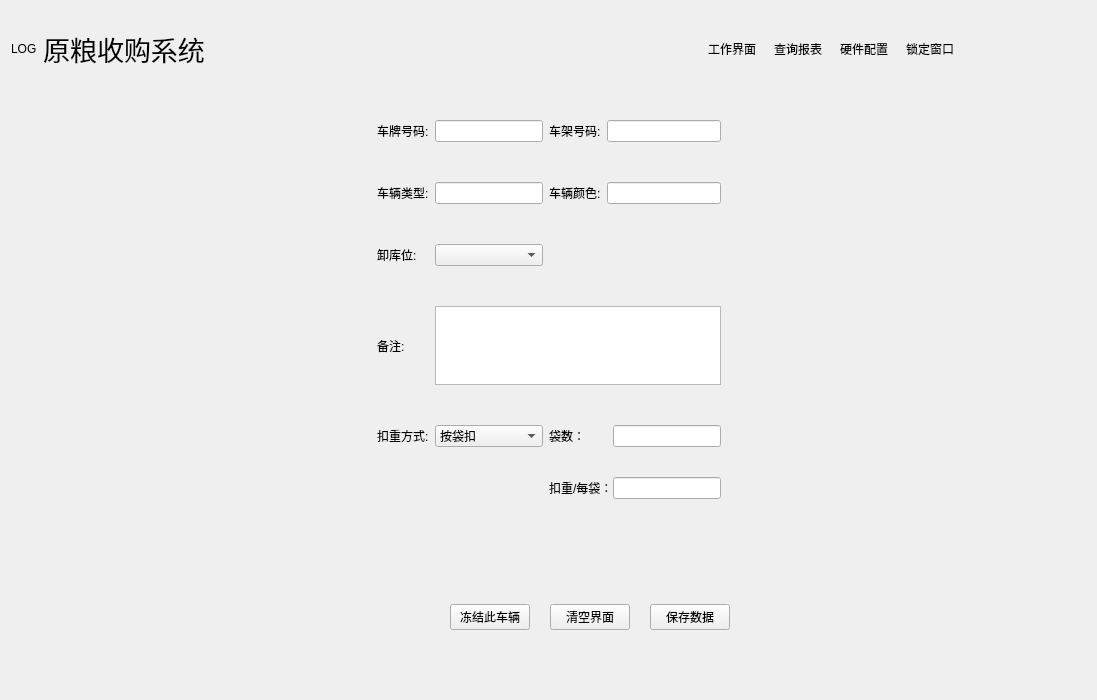
guomeng666/GbsClient, file frmbusiness/frmunload/frmunload.ui: the form before one commit.
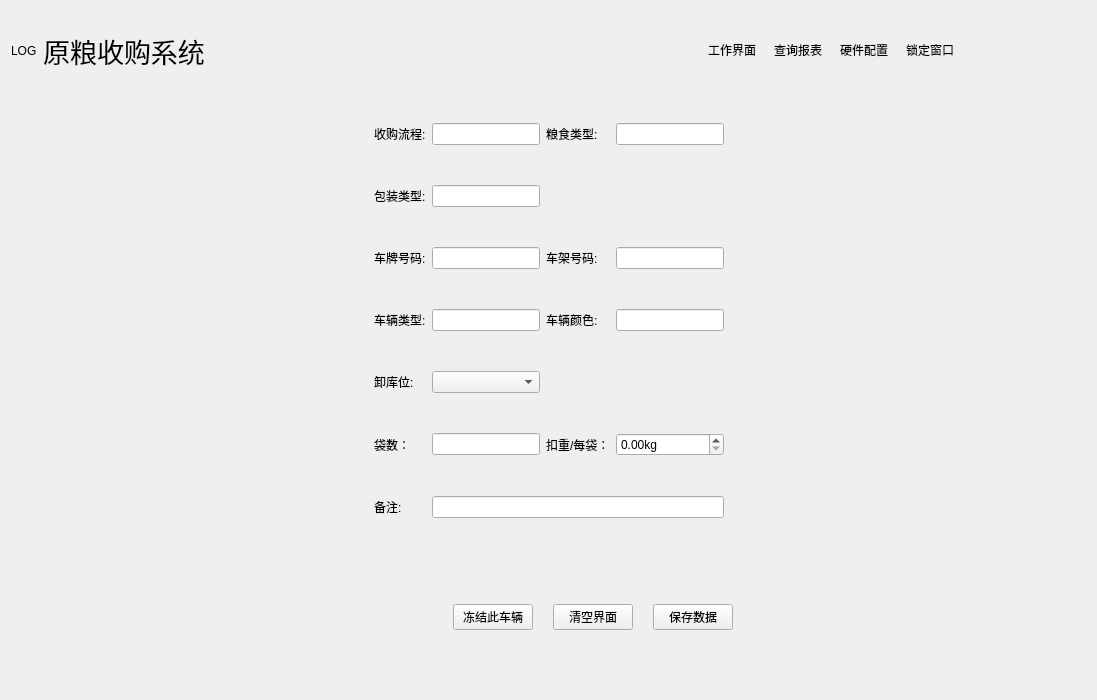
The form after the commit. Icons and pictures are not drawn. Custom widgets are drawn as their Qt base class.

What changed in the file:
```diff
--- a/frmbusiness/frmunload/frmunload.ui
+++ b/frmbusiness/frmunload/frmunload.ui
@@ -393,233 +393,170 @@
       <layout class="QGridLayout" name="gridLayout_4">
        <item row="0" column="1">
         <widget class="QWidget" name="widget_2" native="true">
-         <layout class="QVBoxLayout" name="verticalLayout_4" stretch="0,1">
+         <layout class="QVBoxLayout" name="verticalLayout_4" stretch="8,1">
           <property name="bottomMargin">
            <number>50</number>
           </property>
           <item>
            <widget class="QWidget" name="widget_3" native="true">
-            <layout class="QGridLayout" name="gridLayout_5">
+            <layout class="QGridLayout" name="gridLayout_3">
              <property name="verticalSpacing">
               <number>40</number>
              </property>
-             <item row="1" column="2">
-              <widget class="QLabel" name="label_8">
-               <property name="text">
-                <string>车辆颜色:</string>
-               </property>
-              </widget>
-             </item>
              <item row="0" column="2">
+              <widget class="QLabel" name="label_12">
+               <property name="text">
+                <string>粮食类型:</string>
+               </property>
+              </widget>
+             </item>
+             <item row="0" column="1">
+              <widget class="QLineEdit" name="editPurchase">
+               <property name="readOnly">
+                <bool>true</bool>
+               </property>
+              </widget>
+             </item>
+             <item row="1" column="1">
+              <widget class="QLineEdit" name="editPackType">
+               <property name="readOnly">
+                <bool>true</bool>
+               </property>
+              </widget>
+             </item>
+             <item row="2" column="2">
               <widget class="QLabel" name="label_6">
                <property name="text">
                 <string>车架号码:</string>
                </property>
               </widget>
              </item>
+             <item row="2" column="3">
+              <widget class="QLineEdit" name="editFrameNum">
+               <property name="readOnly">
+                <bool>true</bool>
+               </property>
+              </widget>
+             </item>
+             <item row="3" column="0">
+              <widget class="QLabel" name="label_7">
+               <property name="text">
+                <string>车辆类型:</string>
+               </property>
+              </widget>
+             </item>
+             <item row="1" column="0">
+              <widget class="QLabel" name="label_13">
+               <property name="text">
+                <string>包装类型:</string>
+               </property>
+              </widget>
+             </item>
              <item row="0" column="0">
-              <widget class="QLabel" name="label_5">
+              <widget class="QLabel" name="label_11">
                <property name="text">
-                <string>车牌号码:</string>
+                <string>收购流程:</string>
                </property>
               </widget>
              </item>
-             <item row="0" column="1">
+             <item row="2" column="1">
               <widget class="QLineEdit" name="editLiscense">
                <property name="readOnly">
                 <bool>false</bool>
                </property>
               </widget>
              </item>
-             <item row="1" column="3">
+             <item row="0" column="3">
+              <widget class="QLineEdit" name="editGrainType">
+               <property name="readOnly">
+                <bool>true</bool>
+               </property>
+              </widget>
+             </item>
+             <item row="2" column="0">
+              <widget class="QLabel" name="label_5">
+               <property name="text">
+                <string>车牌号码:</string>
+               </property>
+              </widget>
+             </item>
+             <item row="3" column="1">
+              <widget class="QLineEdit" name="editVehicleType">
+               <property name="readOnly">
+                <bool>true</bool>
+               </property>
+              </widget>
+             </item>
+             <item row="3" column="2">
+              <widget class="QLabel" name="label_8">
+               <property name="text">
+                <string>车辆颜色:</string>
+               </property>
+              </widget>
+             </item>
+             <item row="3" column="3">
               <widget class="QLineEdit" name="editColor">
                <property name="readOnly">
                 <bool>true</bool>
                </property>
               </widget>
              </item>
-             <item row="3" column="0">
+             <item row="6" column="1" colspan="3">
+              <widget class="QLineEdit" name="editRemarks"/>
+             </item>
+             <item row="6" column="0">
               <widget class="QLabel" name="label_2">
                <property name="text">
                 <string>备注:</string>
                </property>
               </widget>
              </item>
-             <item row="1" column="1">
-              <widget class="QLineEdit" name="editVehicleType">
-               <property name="readOnly">
-                <bool>true</bool>
+             <item row="5" column="3">
+              <widget class="QDoubleSpinBox" name="doubleSpinBoxBag">
+               <property name="suffix">
+                <string>kg</string>
                </property>
               </widget>
              </item>
              <item row="4" column="0">
-              <widget class="QLabel" name="label">
-               <property name="text">
-                <string>扣重方式:</string>
-               </property>
-              </widget>
-             </item>
-             <item row="4" column="1">
-              <widget class="QComboBox" name="cbxTakeType">
-               <item>
-                <property name="text">
-                 <string>按袋扣</string>
-                </property>
-               </item>
-               <item>
-                <property name="text">
-                 <string>按总吨扣</string>
-                </property>
-               </item>
-              </widget>
-             </item>
-             <item row="0" column="3">
-              <widget class="QLineEdit" name="editFrameNum">
-               <property name="readOnly">
-                <bool>true</bool>
-               </property>
-              </widget>
-             </item>
-             <item row="1" column="0">
-              <widget class="QLabel" name="label_7">
-               <property name="text">
-                <string>车辆类型:</string>
-               </property>
-              </widget>
-             </item>
-             <item row="4" column="2" rowspan="2" colspan="2">
-              <widget class="QStackedWidget" name="stackedWidgetTake">
-               <property name="currentIndex">
-                <number>0</number>
-               </property>
-               <widget class="QWidget" name="page">
-                <layout class="QGridLayout" name="gridLayout_3">
-                 <property name="leftMargin">
-                  <number>0</number>
-                 </property>
-                 <property name="topMargin">
-                  <number>0</number>
-                 </property>
-                 <property name="rightMargin">
-                  <number>0</number>
-                 </property>
-                 <property name="bottomMargin">
-                  <number>0</number>
-                 </property>
-                 <property name="horizontalSpacing">
-                  <number>0</number>
-                 </property>
-                 <property name="verticalSpacing">
-                  <number>30</number>
-                 </property>
-                 <item row="1" column="0">
-                  <widget class="QLabel" name="label_4">
-                   <property name="text">
-                    <string>扣重/每袋：</string>
-                   </property>
-                  </widget>
-                 </item>
-                 <item row="0" column="1">
-                  <widget class="QLineEdit" name="editBagNum"/>
-                 </item>
-                 <item row="0" column="0">
-                  <widget class="QLabel" name="label_3">
-                   <property name="text">
-                    <string>袋数：</string>
-                   </property>
-                  </widget>
-                 </item>
-                 <item row="1" column="1">
-                  <widget class="QLineEdit" name="editBagTake"/>
-                 </item>
-                </layout>
-               </widget>
-               <widget class="QWidget" name="page_2">
-                <layout class="QGridLayout" name="gridLayout_6">
-                 <property name="leftMargin">
-                  <number>0</number>
-                 </property>
-                 <property name="topMargin">
-                  <number>0</number>
-                 </property>
-                 <property name="rightMargin">
-                  <number>0</number>
-                 </property>
-                 <property name="bottomMargin">
-                  <number>0</number>
-                 </property>
-                 <item row="0" column="0">
-                  <widget class="QLabel" name="label_9">
-                   <property name="text">
-                    <string>扣重/每吨:</string>
-                   </property>
-                  </widget>
-                 </item>
-                 <item row="0" column="1">
-                  <widget class="QLineEdit" name="editTonTake"/>
-                 </item>
-                 <item row="1" column="1">
-                  <spacer name="verticalSpacer_3">
-                   <property name="orientation">
-                    <enum>Qt::Vertical</enum>
-                   </property>
-                   <property name="sizeHint" stdset="0">
-                    <size>
-                     <width>20</width>
-                     <height>40</height>
-                    </size>
-                   </property>
-                  </spacer>
-                 </item>
-                </layout>
-               </widget>
-              </widget>
-             </item>
-             <item row="6" column="2">
-              <spacer name="verticalSpacer_5">
-               <property name="orientation">
-                <enum>Qt::Vertical</enum>
-               </property>
-               <property name="sizeHint" stdset="0">
-                <size>
-                 <width>20</width>
-                 <height>51</height>
-                </size>
-               </property>
-              </spacer>
-             </item>
-             <item row="5" column="1" rowspan="2">
-              <spacer name="verticalSpacer_4">
-               <property name="orientation">
-                <enum>Qt::Vertical</enum>
-               </property>
-               <property name="sizeHint" stdset="0">
-                <size>
-                 <width>20</width>
-                 <height>102</height>
-                </size>
-               </property>
-              </spacer>
-             </item>
-             <item row="2" column="0">
               <widget class="QLabel" name="label_10">
                <property name="text">
                 <string>卸库位:</string>
                </property>
               </widget>
              </item>
-             <item row="2" column="1">
+             <item row="5" column="1">
+              <widget class="QLineEdit" name="editBagNum"/>
+             </item>
+             <item row="4" column="1">
               <widget class="QComboBox" name="cbxWareHouse"/>
              </item>
-             <item row="3" column="1" colspan="3">
-              <widget class="QTextEdit" name="textEditRemarks">
-               <property name="maximumSize">
+             <item row="5" column="0">
+              <widget class="QLabel" name="label_3">
+               <property name="text">
+                <string>袋数：</string>
+               </property>
+              </widget>
+             </item>
+             <item row="5" column="2">
+              <widget class="QLabel" name="label_4">
+               <property name="text">
+                <string>扣重/每袋：</string>
+               </property>
+              </widget>
+             </item>
+             <item row="7" column="1">
+              <spacer name="verticalSpacer_3">
+               <property name="orientation">
+                <enum>Qt::Vertical</enum>
+               </property>
+               <property name="sizeHint" stdset="0">
                 <size>
-                 <width>16777215</width>
-                 <height>80</height>
+                 <width>20</width>
+                 <height>40</height>
                 </size>
                </property>
-              </widget>
+              </spacer>
              </item>
             </layout>
            </widget>
```
Left out of the diff: 6 changed lines with no effect on the pictures.
